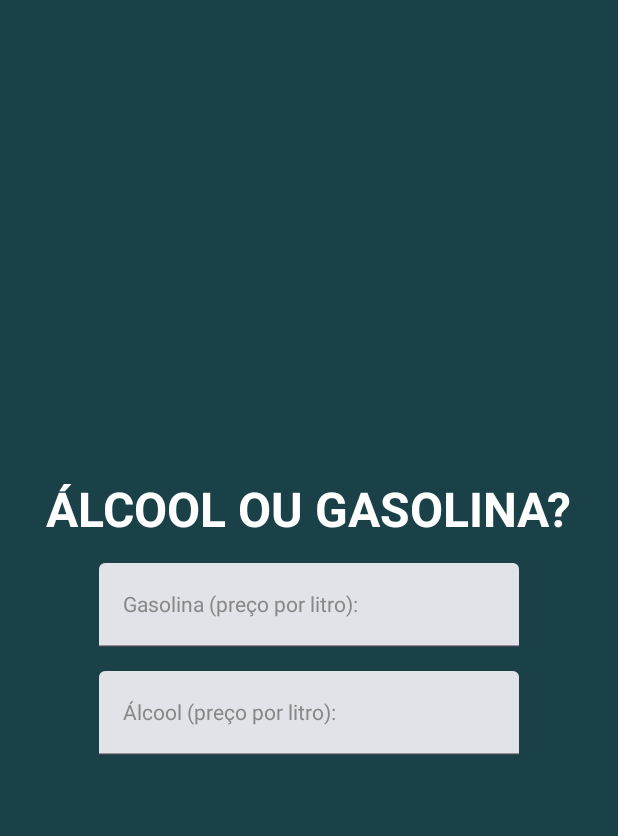
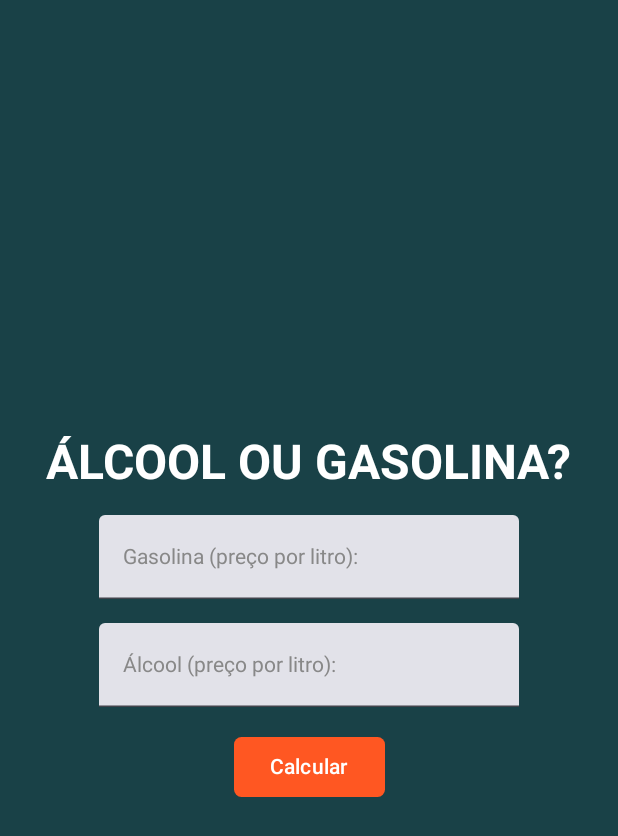
Before and after one commit to Victor-Valedev/App-Smart-Supply-Compose, an Android app built with Jetpack Compose: the screen it shows after launch (MainActivity), on a phone screen of 412 x 824 dp. Shown: the top 836 px of the screen. Run offline under Robolectric (Android 15) with nearby library versions, the phone set to English and light mode, and no system bars.

Commit message:
feat: Added calculate button, and placed app presentation image

```diff
--- a/app/src/main/java/com/victor/smartsupplyapp/MainActivity.kt
+++ b/app/src/main/java/com/victor/smartsupplyapp/MainActivity.kt
@@ -4,11 +4,16 @@ import android.os.Bundle
 import androidx.activity.ComponentActivity
 import androidx.activity.compose.setContent
 import androidx.activity.enableEdgeToEdge
+import androidx.compose.foundation.Image
 import androidx.compose.foundation.background
 import androidx.compose.foundation.layout.Arrangement
 import androidx.compose.foundation.layout.Column
 import androidx.compose.foundation.layout.fillMaxSize
+import androidx.compose.foundation.layout.height
 import androidx.compose.foundation.layout.padding
+import androidx.compose.foundation.shape.RoundedCornerShape
+import androidx.compose.material3.Button
+import androidx.compose.material3.ButtonDefaults
 import androidx.compose.material3.MaterialTheme
 import androidx.compose.material3.Scaffold
 import androidx.compose.material3.Surface
@@ -23,11 +28,14 @@ import androidx.compose.runtime.setValue
 import androidx.compose.ui.Alignment
 import androidx.compose.ui.Modifier
 import androidx.compose.ui.graphics.Color
+import androidx.compose.ui.layout.ContentScale
+import androidx.compose.ui.res.painterResource
 import androidx.compose.ui.text.TextStyle
 import androidx.compose.ui.text.font.FontWeight
 import androidx.compose.ui.tooling.preview.Preview
 import androidx.compose.ui.unit.dp
 import androidx.compose.ui.unit.sp
+import com.victor.smartsupplyapp.ui.theme.Orange
 import com.victor.smartsupplyapp.ui.theme.SmartSupplyAppTheme
 
 class MainActivity : ComponentActivity() {
@@ -52,14 +60,16 @@ fun AppSmartSupply(){
 
     var valorGasolina by remember { mutableStateOf("") }
     var valorAlcool by remember { mutableStateOf("") }
+    var buttonIsClicked by remember { mutableStateOf("") }
 
     Column(
-        Modifier
+        modifier = Modifier
             .background(color = Color(0xF10C373D))
             .fillMaxSize(),
         verticalArrangement = Arrangement.Center,
         horizontalAlignment = Alignment.CenterHorizontally
     ){
+
         Column(
             verticalArrangement = Arrangement.spacedBy(16.dp),
             horizontalAlignment = Alignment.CenterHorizontally
@@ -98,6 +108,16 @@ fun AppSmartSupply(){
                     )
                 }
             )
+            Button(
+                onClick = { /*TODO*/ },
+                colors = ButtonDefaults.buttonColors(containerColor = Orange),
+                shape = RoundedCornerShape(5.dp)
+                ) {
+                Text(
+                    text = "Calcular",
+                    color = Color.White
+                )
+            }
         }
     }
 
--- a/app/src/main/java/com/victor/smartsupplyapp/ui/theme/Color.kt
+++ b/app/src/main/java/com/victor/smartsupplyapp/ui/theme/Color.kt
@@ -7,5 +7,5 @@ val PurpleGrey80 = Color(0xFFCCC2DC)
 val Pink80 = Color(0xFFEFB8C8)
 
 val Purple40 = Color(0xFF6650a4)
-val PurpleGrey40 = Color(0xFF625b71)
+val Orange = Color(0xFFFF5722)
 val Pink40 = Color(0xFF7D5260)
```
Also changed, not shown: app/src/main/res/drawable/image_icon.jpg (added).
